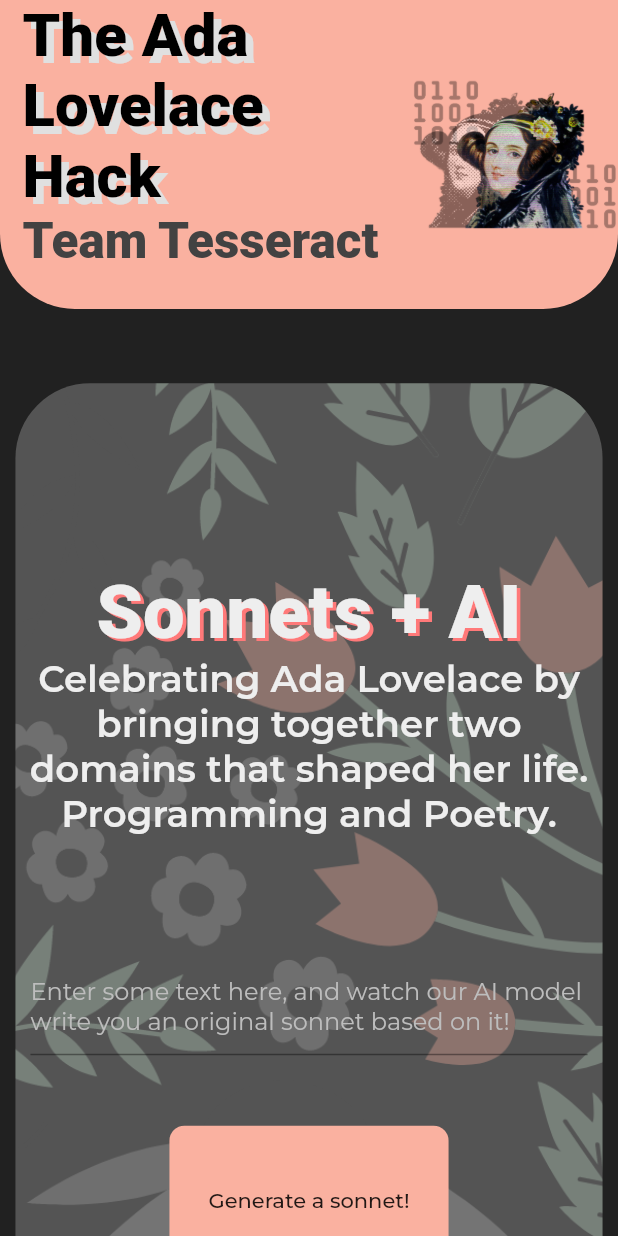
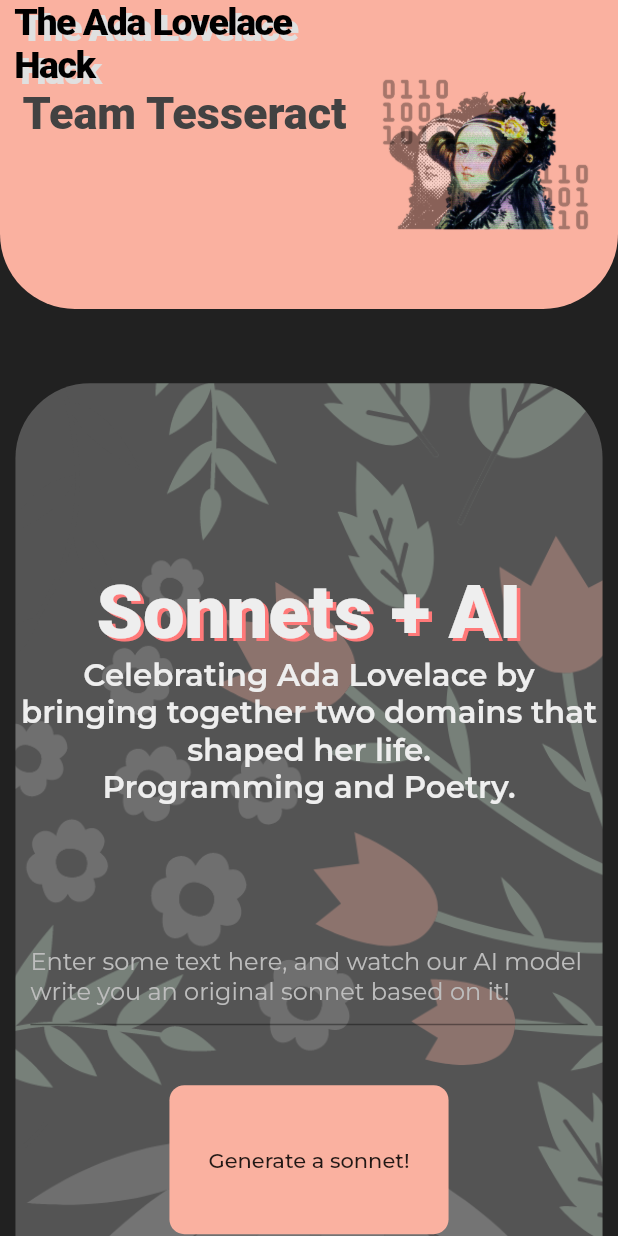
Before and after one commit to Soundarya03/TeamTesseract, a Flutter app: the screen it shows after launch, on a phone screen of 412 x 824 dp. Run offline on Flutter 3.47's test engine with Material 2 defaults, Android fonts, the light colour scheme and no system bars; drawn by our look-alikes of auto_size_text; our stand-ins replace google_fonts.

Commit message:
byline, sizing

```diff
--- a/lib/main.dart
+++ b/lib/main.dart
@@ -1,6 +1,7 @@
 import 'package:flutter/material.dart';
 import 'package:google_fonts/google_fonts.dart';
 import 'package:poem_generator/widgets/home.dart';
+import 'package:auto_size_text/auto_size_text.dart';
 
 void main() => runApp(Project());
 
@@ -8,6 +9,19 @@ class Project extends StatelessWidget {
   @override
   Widget build(BuildContext context) {
     return MaterialApp(
+      /*builder: (context, widget) => ResponsiveWrapper.builder(
+          BouncingScrollWrapper.builder(context, widget),
+          maxWidth: 1200,
+          minWidth: 450,
+          defaultScale: true,
+          breakpoints: [
+            ResponsiveBreakpoint.resize(450, name: MOBILE),
+            ResponsiveBreakpoint.autoScale(800, name: TABLET),
+            ResponsiveBreakpoint.autoScale(1000, name: TABLET),
+            ResponsiveBreakpoint.resize(1200, name: DESKTOP),
+            //ResponsiveBreakpoint.autoScale(2460, name: "4K"),
+          ],
+          background: Container(color: Color(0xFFF5F5F5))),*/
       debugShowCheckedModeBanner: false,
       theme: ThemeData(
         textTheme: GoogleFonts.montserratTextTheme(
@@ -31,6 +45,7 @@ class _PoemGeneratorState extends State<PoemGenerator> {
   Widget build(BuildContext context) {
     double width = MediaQuery.of(context).size.width;
     double height = MediaQuery.of(context).size.height;
+    double font = width * 0.025;
 
     return Scaffold(
         body: SingleChildScrollView(
@@ -56,28 +71,34 @@ class _PoemGeneratorState extends State<PoemGenerator> {
                     //mainAxisAlignment: MainAxisAlignment.spaceBetween,
                     children: [
                       Expanded(
-                        flex: 2,
+                        flex: 4,
                         child: Column(
                           //mainAxisAlignment: MainAxisAlignment.spaceAround,
                           children: [
                             Container(
-                              padding: EdgeInsets.fromLTRB(15, 0, 0, 0),
+                              margin: EdgeInsets.only(bottom: 0),
+                              padding: EdgeInsets.fromLTRB(10, 0, 0, 0),
                               width: width,
-                              child: Text(
+                              child: AutoSizeText(
                                 'The Ada Lovelace Hack',
+
+                                minFontSize: 25,
+                                //maxLines: 1,
                                 textAlign: TextAlign.left,
                                 style: GoogleFonts.titilliumWeb(
                                   textStyle: TextStyle(
                                     shadows: <Shadow>[
                                       Shadow(
-                                        offset: Offset(5.0, 5.0),
+                                        offset: Offset(4.0, 4.0),
                                         //blurRadius: 3.0,
                                         color: Colors.grey[300],
                                       ),
                                     ],
+                                    letterSpacing: -1,
+                                    //height: 0.02,
                                     fontWeight: FontWeight.w900,
                                     color: Colors.black,
-                                    fontSize: 40, //height * 0.08
+                                    fontSize: font * 1.3, //width * 0.035,
                                   ),
                                 ),
                               ),
@@ -86,8 +107,9 @@ class _PoemGeneratorState extends State<PoemGenerator> {
                                 margin: EdgeInsets.all(0),
                                 width: width,
                                 padding: EdgeInsets.only(left: 15),
-                                child: Text(
+                                child: AutoSizeText(
                                   'Team Tesseract',
+                                  maxFontSize: 30,
                                   style: GoogleFonts.titilliumWeb(
                                     textStyle: TextStyle(
                                         fontWeight: FontWeight.w900,
@@ -100,10 +122,10 @@ class _PoemGeneratorState extends State<PoemGenerator> {
                       ),
                       //Container(color: Colors.blue, width: width * 0.08),
                       Expanded(
-                        flex: 1,
+                        flex: 3,
                         child: Image.asset(
                           'images/Logo.png',
-                          height: height * 0.3,
+                          height: width * 0.25,
                         ),
                       ),
                     ],
@@ -142,7 +164,8 @@ class _PoemGeneratorState extends State<PoemGenerator> {
                           textStyle: TextStyle(
                             fontWeight: FontWeight.w700,
                             color: Colors.black,
-                            fontSize: width * 0.025, //height * 0.08
+                            fontSize:
+                                (width < 725) ? height * 0.03 : font * 0.8,
                           ),
                         ),
                       ),
@@ -150,12 +173,20 @@ class _PoemGeneratorState extends State<PoemGenerator> {
                         padding: EdgeInsets.only(bottom: 15),
                         child: Text(
                           'Prateek · Muskan · Manvendra · Soundarya',
-                          style: TextStyle(color: Colors.grey[400]),
+                          textAlign: TextAlign.center,
+                          style: TextStyle(
+                            color: Colors.grey[400],
+                            fontSize: height * 0.022,
+                          ),
                         ),
                       ),
                       Text(
                         'We thank IEEE, and the WIE branch in particular for this opportunity.',
-                        style: TextStyle(color: Colors.grey[600]),
+                        textAlign: TextAlign.center,
+                        style: TextStyle(
+                          color: Colors.grey[600],
+                          fontSize: height * 0.02,
+                        ),
                       ),
                     ],
                   ),
--- a/lib/widgets/home.dart
+++ b/lib/widgets/home.dart
@@ -2,6 +2,7 @@ import 'dart:ui';
 
 import 'package:flutter/material.dart';
 import 'package:google_fonts/google_fonts.dart';
+import 'package:intl/intl.dart';
 
 class HomeBody extends StatefulWidget {
   @override
@@ -12,10 +13,15 @@ class _HomeBodyState extends State<HomeBody> {
   final inputText = TextEditingController();
   String error = '';
   bool showpoemWidget = false;
+  //DateTime dateToday =
+  //   DateTime(DateTime.now().year, DateTime.now().month, DateTime.now().day);
+  //var now = new DateTime.now();
+  //var formatter = new DateFormat('yyyy-MM-dd');
+  String formattedDate = DateFormat('yyyy-MM-dd').format(DateTime.now());
 
   Widget poemWidget(String input, double font, double sizeHeight) {
     return Padding(
-      padding: const EdgeInsets.only(left: 20.0, top: 20),
+      padding: const EdgeInsets.only(left: 25.0, top: 20),
       child: Container(
         child: Column(
           children: [
@@ -23,7 +29,7 @@ class _HomeBodyState extends State<HomeBody> {
               mainAxisAlignment: MainAxisAlignment.spaceBetween,
               children: [
                 Container(
-                  margin: EdgeInsets.only(left: 25),
+                  //margin: EdgeInsets.all(left: 25),
                   child: FlatButton(
                     onPressed: () {
                       setState(() {
@@ -61,12 +67,27 @@ class _HomeBodyState extends State<HomeBody> {
                 ),
               ],
             ),
-            Text(
+            Container(
+              padding: EdgeInsets.only(top: 25),
+              child: Text(
                 input +
                     '\n Lorem ipsum dolor sit amet,\n consectetur adipiscing elit, \nsed do eiusmod tempor incididunt ut labore \net dolore magna aliqua. \n\nUt enim ad minim veniam, \nquis nostrud exercitation ullamco \nlaboris nisi ut aliquip ex \nea commodo consequat. \nDuis aute irure dolor in \nreprehenderit in voluptate velit \nesse cillum dolore eu fugiat \nnulla pariatur excepteur sint \noccaecat cupidatat non proident.',
+                //'\n\nPenned by an AI\n',
                 style: TextStyle(
                   fontSize: font,
                   color: Colors.white,
+                ),
+              ),
+            ),
+            Container(
+              padding: EdgeInsets.only(top: 15),
+              child: Text(
+                '- Penned by an AI\n  $formattedDate',
+                textAlign: TextAlign.left,
+                style: TextStyle(
+                  fontSize: font,
+                  color: Color(0xfffab1a0),
+                ),
               ),
             ),
           ],
@@ -86,7 +107,7 @@ class _HomeBodyState extends State<HomeBody> {
   Widget build(BuildContext context) {
     double width = MediaQuery.of(context).size.width;
     double height = MediaQuery.of(context).size.height;
-    double font = MediaQuery.of(context).size.height * 0.03;
+    double font = height * 0.025;
 
     return Container(
         width: width * 0.95,
@@ -129,7 +150,9 @@ class _HomeBodyState extends State<HomeBody> {
                     style: TextStyle(
                       fontWeight: FontWeight.w600,
                       color: Colors.grey[200],
-                        fontSize: height * 0.03),
+                      fontSize:
+                          (width < 725) ? font : font * 1.3, //height * 0.03,
+                    ),
                   ),
                   SizedBox(height: height * 0.1),
                   Padding(
@@ -153,9 +176,10 @@ class _HomeBodyState extends State<HomeBody> {
                     padding: EdgeInsets.only(bottom: 10),
                     child: Text(
                       error,
+                      textAlign: TextAlign.center,
                       style: TextStyle(
-                          fontSize: font * 0.9,
-                          color: Colors.red,
+                          fontSize: (width < 725) ? height * 0.02 : font * 1.1,
+                          color: Colors.red[400],
                           fontWeight: FontWeight.w600),
                     ),
                   ),
--- a/pubspec.yaml
+++ b/pubspec.yaml
@@ -24,7 +24,8 @@ dependencies:
   flutter:
     sdk: flutter
   google_fonts: ^1.1.0
-
+  auto_size_text: ^2.1.0
+  intl: ^0.16.1
   # The following adds the Cupertino Icons font to your application.
   # Use with the CupertinoIcons class for iOS style icons.
   cupertino_icons: ^1.0.0
```
Also changed, not shown: pubspec.lock. Lines whose indentation alone changed are shown as unchanged.
